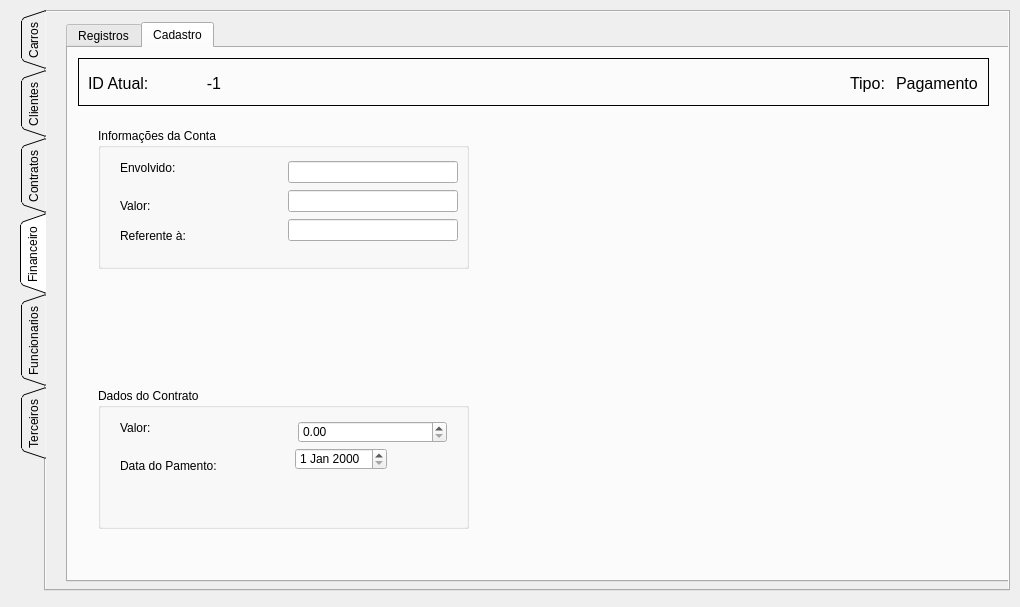
This is Carluguel/modulescreen.ui in mathiashemmer/uni-devops as Qt 5 draws it before an edit. The edited form follows.
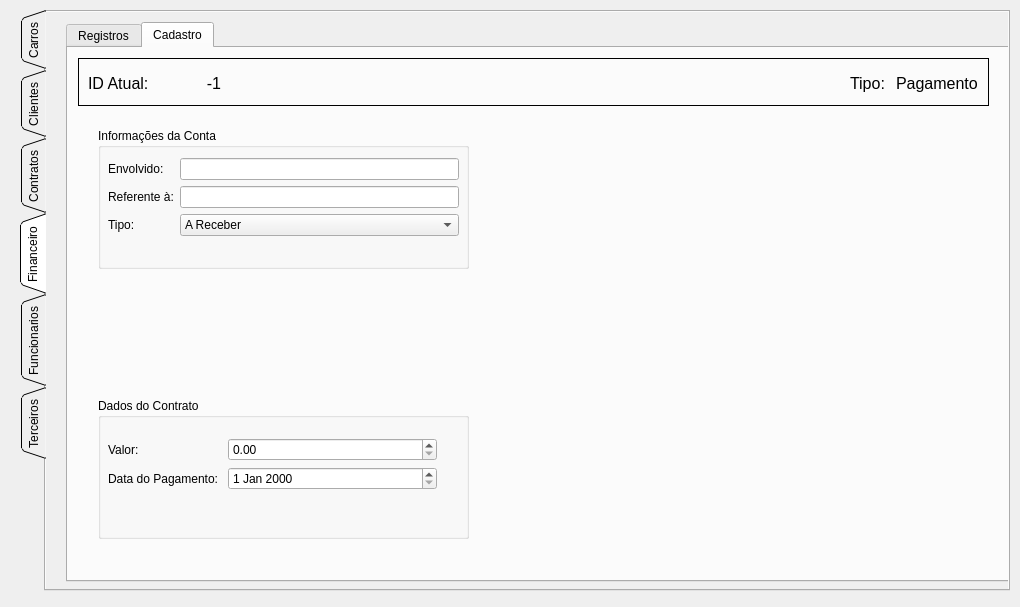
This is the edited form. The open tabs and pages were chosen to show the change.

Commit message: financeiro classe

Diff of the .ui file:
```diff
--- a/Carluguel/modulescreen.ui
+++ b/Carluguel/modulescreen.ui
@@ -2349,81 +2349,65 @@
        <property name="title">
         <string>Informações da Conta</string>
        </property>
-       <widget class="QLabel" name="label_33">
+       <widget class="QWidget" name="formLayoutWidget_2">
         <property name="geometry">
          <rect>
-          <x>22</x>
-          <y>32</y>
-          <width>58</width>
-          <height>16</height>
+          <x>10</x>
+          <y>30</y>
+          <width>351</width>
+          <height>112</height>
          </rect>
         </property>
-        <property name="text">
-         <string>Envolvido:</string>
-        </property>
-       </widget>
-       <widget class="QLabel" name="label_35">
-        <property name="geometry">
-         <rect>
-          <x>22</x>
-          <y>100</y>
-          <width>72</width>
-          <height>16</height>
-         </rect>
-        </property>
-        <property name="text">
-         <string>Referente à:</string>
-        </property>
-       </widget>
-       <widget class="QLabel" name="label_34">
-        <property name="geometry">
-         <rect>
-          <x>22</x>
-          <y>70</y>
-          <width>39</width>
-          <height>16</height>
-         </rect>
-        </property>
-        <property name="text">
-         <string>Valor: </string>
-        </property>
-       </widget>
-       <widget class="QLineEdit" name="txt_clietes_registros_nome_14">
-        <property name="geometry">
-         <rect>
-          <x>190</x>
-          <y>91</y>
-          <width>170</width>
-          <height>22</height>
-         </rect>
-        </property>
-       </widget>
-       <widget class="QLineEdit" name="txt_clietes_registros_nome_15">
-        <property name="geometry">
-         <rect>
-          <x>190</x>
-          <y>33</y>
-          <width>170</width>
-          <height>22</height>
-         </rect>
-        </property>
-       </widget>
-       <widget class="QLineEdit" name="txt_clietes_registros_nome_16">
-        <property name="geometry">
-         <rect>
-          <x>190</x>
-          <y>62</y>
-          <width>170</width>
-          <height>22</height>
-         </rect>
-        </property>
+        <layout class="QFormLayout" name="formLayout_2">
+         <item row="0" column="0">
+          <widget class="QLabel" name="label_33">
+           <property name="text">
+            <string>Envolvido:</string>
+           </property>
+          </widget>
+         </item>
+         <item row="1" column="0">
+          <widget class="QLabel" name="label_35">
+           <property name="text">
+            <string>Referente à:</string>
+           </property>
+          </widget>
+         </item>
+         <item row="0" column="1">
+          <widget class="QLineEdit" name="txt_clietes_registros_nome_15"/>
+         </item>
+         <item row="1" column="1">
+          <widget class="QLineEdit" name="txt_clietes_registros_nome_14"/>
+         </item>
+         <item row="2" column="1">
+          <widget class="QComboBox" name="comboBox">
+           <item>
+            <property name="text">
+             <string>A Receber</string>
+            </property>
+           </item>
+           <item>
+            <property name="text">
+             <string>Pagamento</string>
+            </property>
+           </item>
+          </widget>
+         </item>
+         <item row="2" column="0">
+          <widget class="QLabel" name="label_10">
+           <property name="text">
+            <string>Tipo: </string>
+           </property>
+          </widget>
+         </item>
+        </layout>
        </widget>
       </widget>
       <widget class="QGroupBox" name="groupBox_22">
        <property name="geometry">
         <rect>
          <x>30</x>
-         <y>340</y>
+         <y>350</y>
          <width>371</width>
          <height>141</height>
         </rect>
@@ -2431,54 +2415,41 @@
        <property name="title">
         <string>Dados do Contrato</string>
        </property>
-       <widget class="QLabel" name="label_36">
+       <widget class="QWidget" name="formLayoutWidget_3">
         <property name="geometry">
          <rect>
-          <x>22</x>
-          <y>32</y>
-          <width>35</width>
-          <height>16</height>
+          <x>10</x>
+          <y>40</y>
+          <width>329</width>
+          <height>83</height>
          </rect>
         </property>
-        <property name="text">
-         <string>Valor:</string>
-        </property>
-       </widget>
-       <widget class="QLabel" name="label_38">
-        <property name="geometry">
-         <rect>
-          <x>22</x>
-          <y>70</y>
-          <width>98</width>
-          <height>16</height>
-         </rect>
-        </property>
-        <property name="text">
-         <string>Data do Pamento:</string>
-        </property>
-       </widget>
-       <widget class="QDoubleSpinBox" name="doubleSpinBox_5">
-        <property name="geometry">
-         <rect>
-          <x>200</x>
-          <y>33</y>
-          <width>149</width>
-          <height>22</height>
-         </rect>
-        </property>
-        <property name="maximum">
-         <double>10000000000000000.000000000000000</double>
-        </property>
-       </widget>
-       <widget class="QDateEdit" name="dateEdit_10">
-        <property name="geometry">
-         <rect>
-          <x>197</x>
-          <y>60</y>
-          <width>92</width>
-          <height>22</height>
-         </rect>
-        </property>
+        <layout class="QFormLayout" name="formLayout_3">
+         <item row="0" column="0">
+          <widget class="QLabel" name="label_36">
+           <property name="text">
+            <string>Valor:</string>
+           </property>
+          </widget>
+         </item>
+         <item row="0" column="1">
+          <widget class="QDoubleSpinBox" name="doubleSpinBox_5">
+           <property name="maximum">
+            <double>10000000000000000.000000000000000</double>
+           </property>
+          </widget>
+         </item>
+         <item row="1" column="0">
+          <widget class="QLabel" name="label_38">
+           <property name="text">
+            <string>Data do Pagamento: </string>
+           </property>
+          </widget>
+         </item>
+         <item row="1" column="1">
+          <widget class="QDateEdit" name="dateEdit_10"/>
+         </item>
+        </layout>
        </widget>
       </widget>
      </widget>
```
Left out of the diff: 6 changed lines with no effect on the pictures. The commit also changes 2 other files.
